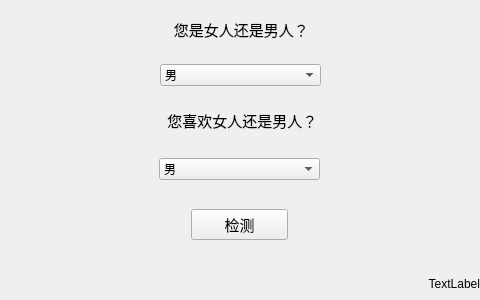
Old version of the form ui/main.ui in the repository ObBack/gay---.
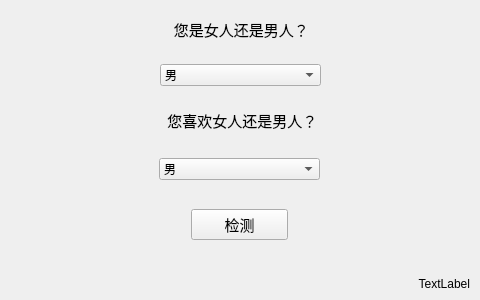
New version of the form.

Commit message: [fix] 修改ui中的版本文本位置

The edit to the form file:
```diff
--- a/ui/main.ui
+++ b/ui/main.ui
@@ -113,7 +113,7 @@
      <rect>
       <x>-1</x>
       <y>260</y>
-      <width>481</width>
+      <width>471</width>
       <height>31</height>
      </rect>
     </property>
```
